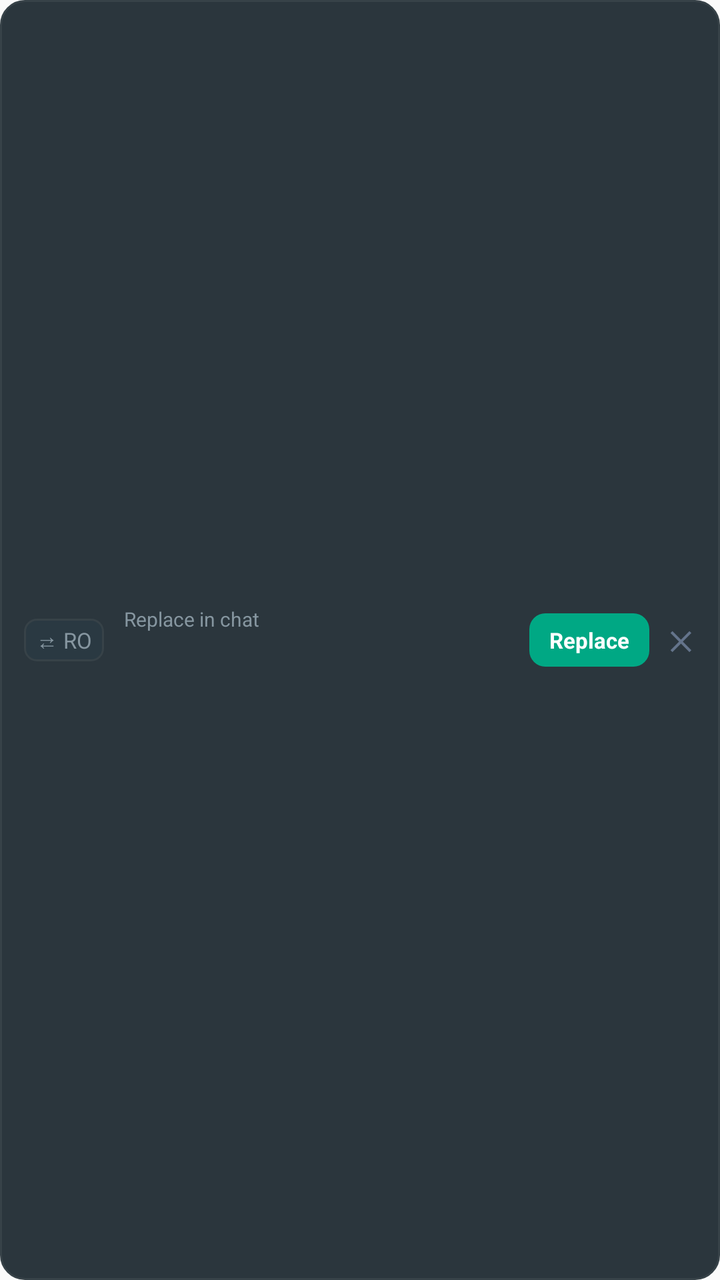
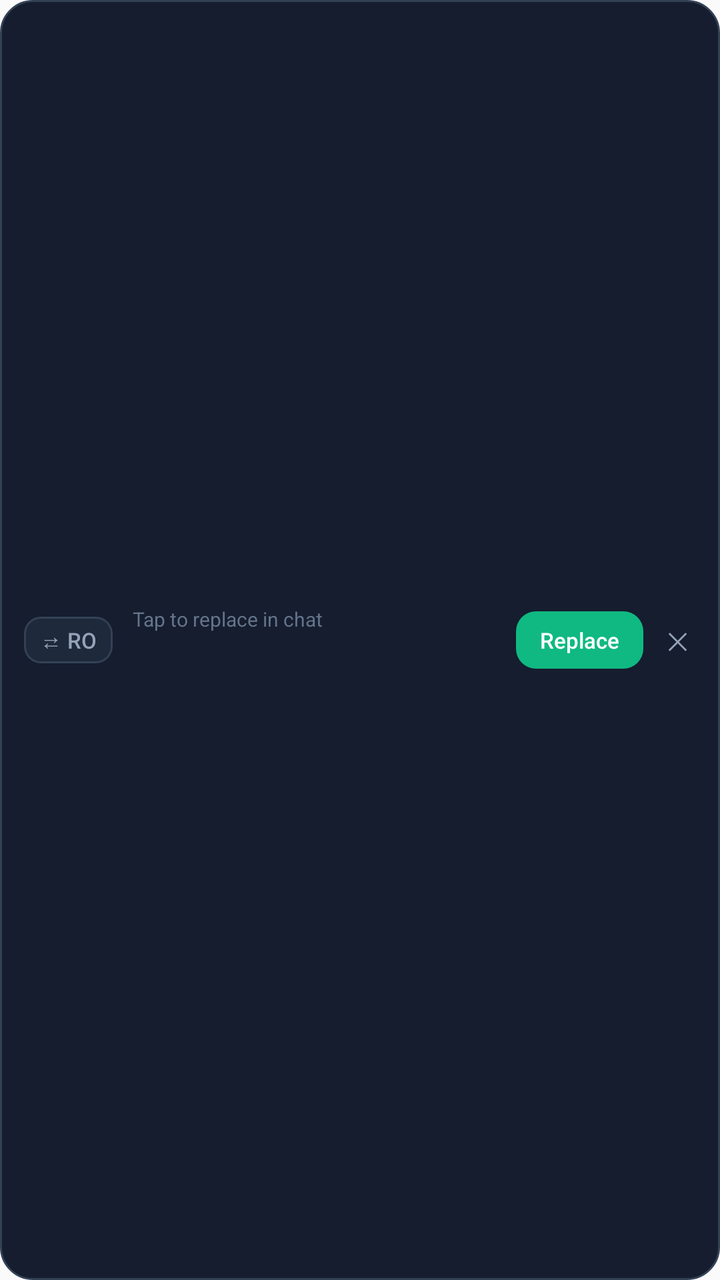

Before-and-after screenshots of an Android layout around one commit, followed by the original layout XML and the change that was made.
<!-- AndroidManifest.xml: application theme Theme.Translator -->
<!-- res/layout/draft_preview_overlay.xml -->
<?xml version="1.0" encoding="utf-8"?>
<LinearLayout xmlns:android="http://schemas.android.com/apk/res/android"
    android:id="@+id/draft_container"
    android:layout_width="wrap_content"
    android:layout_height="wrap_content"
    android:background="@drawable/bg_draft_bubble"
    android:orientation="horizontal"
    android:gravity="center_vertical"
    android:paddingStart="12dp"
    android:paddingEnd="8dp"
    android:paddingTop="8dp"
    android:paddingBottom="8dp"
    android:elevation="4dp">

    
    <TextView
        android:id="@+id/draft_badge"
        android:layout_width="wrap_content"
        android:layout_height="wrap_content"
        android:background="@drawable/bg_draft_badge"
        android:paddingStart="6dp"
        android:paddingEnd="6dp"
        android:paddingTop="3dp"
        android:paddingBottom="3dp"
        android:text="⇄ RO"
        android:textColor="#8696A0"
        android:textSize="11sp"
        android:textStyle="normal"
        android:layout_marginEnd="10dp" />

    
    <LinearLayout
        android:layout_width="0dp"
        android:layout_height="wrap_content"
        android:layout_weight="1"
        android:orientation="vertical">

        <TextView
            android:id="@+id/draft_label"
            android:layout_width="wrap_content"
            android:layout_height="wrap_content"
            android:text="Replace in chat"
            android:textColor="#8696A0"
            android:textSize="10sp"
            android:textStyle="normal" />

        <TextView
            android:id="@+id/draft_text"
            android:layout_width="wrap_content"
            android:layout_height="wrap_content"
            android:layout_marginTop="2dp"
            android:textColor="#E9EDEF"
            android:textSize="13.5sp"
            android:textStyle="normal"
            android:maxLines="5"
            android:ellipsize="end"
            android:lineSpacingExtra="1dp" />
    </LinearLayout>

    
    <TextView
        android:id="@+id/draft_action_replace"
        android:layout_width="wrap_content"
        android:layout_height="wrap_content"
        android:background="@drawable/bg_draft_action_btn"
        android:paddingStart="10dp"
        android:paddingEnd="10dp"
        android:paddingTop="6dp"
        android:paddingBottom="6dp"
        android:layout_marginStart="8dp"
        android:text="Replace"
        android:textColor="#FFFFFF"
        android:textSize="11sp"
        android:textStyle="bold" />

    
    <TextView
        android:id="@+id/draft_action_close"
        android:layout_width="wrap_content"
        android:layout_height="wrap_content"
        android:padding="6dp"
        android:layout_marginStart="4dp"
        android:text="✕"
        android:textColor="#64748B"
        android:textSize="13sp"
        android:textStyle="bold" />
</LinearLayout>
<!-- resources referenced by this layout -->
<resources>
  <!-- drawable bg_draft_action_btn (drawable) -->
  <?xml version="1.0" encoding="utf-8"?>
  <shape xmlns:android="http://schemas.android.com/apk/res/android"
      android:shape="rectangle">
      <solid android:color="#00A884" />
      <corners android:radius="8dp" />
  </shape>
  <!-- drawable bg_draft_badge (drawable) -->
  <?xml version="1.0" encoding="utf-8"?>
  <shape xmlns:android="http://schemas.android.com/apk/res/android"
      android:shape="rectangle">
      <solid android:color="#2A3942" />
      <corners android:radius="6dp" />
      <stroke
          android:width="1dp"
          android:color="#374248" />
  </shape>
  <!-- drawable bg_draft_bubble (drawable) -->
  <?xml version="1.0" encoding="utf-8"?>
  <shape xmlns:android="http://schemas.android.com/apk/res/android"
      android:shape="rectangle">
      <solid android:color="#F2202C33" />
      <corners android:radius="12dp" />
      <stroke
          android:width="1dp"
          android:color="#374248" />
  </shape>
  <style name="Theme.Translator" parent="android:Theme.Material.Light.NoActionBar" />
</resources>

<!-- the commit's change to res/layout/draft_preview_overlay.xml (unified diff, before → after) -->
@@ -10,7 +10,7 @@
     android:paddingEnd="8dp"
     android:paddingTop="8dp"
     android:paddingBottom="8dp"
-    android:elevation="4dp">
+    android:elevation="6dp">
 
     
     <TextView
@@ -18,14 +18,14 @@
         android:layout_width="wrap_content"
         android:layout_height="wrap_content"
         android:background="@drawable/bg_draft_badge"
-        android:paddingStart="6dp"
-        android:paddingEnd="6dp"
-        android:paddingTop="3dp"
-        android:paddingBottom="3dp"
+        android:paddingStart="8dp"
+        android:paddingEnd="8dp"
+        android:paddingTop="4dp"
+        android:paddingBottom="4dp"
         android:text="⇄ RO"
-        android:textColor="#8696A0"
+        android:textColor="#94A3B8"
         android:textSize="11sp"
-        android:textStyle="normal"
+        android:fontFamily="sans-serif-medium"
         android:layout_marginEnd="10dp" />
 
     
@@ -39,22 +39,22 @@
             android:id="@+id/draft_label"
             android:layout_width="wrap_content"
             android:layout_height="wrap_content"
-            android:text="Replace in chat"
-            android:textColor="#8696A0"
+            android:text="Tap to replace in chat"
+            android:textColor="#64748B"
             android:textSize="10sp"
-            android:textStyle="normal" />
+            android:fontFamily="sans-serif" />
 
         <TextView
             android:id="@+id/draft_text"
             android:layout_width="wrap_content"
             android:layout_height="wrap_content"
             android:layout_marginTop="2dp"
-            android:textColor="#E9EDEF"
+            android:textColor="#F8FAFC"
             android:textSize="13.5sp"
-            android:textStyle="normal"
-            android:maxLines="5"
+            android:fontFamily="sans-serif"
+            android:maxLines="4"
             android:ellipsize="end"
-            android:lineSpacingExtra="1dp" />
+            android:lineSpacingExtra="1.5dp" />
     </LinearLayout>
 
     
@@ -63,25 +63,25 @@
         android:layout_width="wrap_content"
         android:layout_height="wrap_content"
         android:background="@drawable/bg_draft_action_btn"
-        android:paddingStart="10dp"
-        android:paddingEnd="10dp"
-        android:paddingTop="6dp"
-        android:paddingBottom="6dp"
+        android:paddingStart="12dp"
+        android:paddingEnd="12dp"
+        android:paddingTop="7dp"
+        android:paddingBottom="7dp"
         android:layout_marginStart="8dp"
         android:text="Replace"
         android:textColor="#FFFFFF"
         android:textSize="11sp"
-        android:textStyle="bold" />
+        android:fontFamily="sans-serif-medium" />
 
     
     <TextView
         android:id="@+id/draft_action_close"
         android:layout_width="wrap_content"
         android:layout_height="wrap_content"
-        android:padding="6dp"
+        android:padding="8dp"
         android:layout_marginStart="4dp"
         android:text="✕"
-        android:textColor="#64748B"
-        android:textSize="13sp"
-        android:textStyle="bold" />
+        android:textColor="#94A3B8"
+        android:textSize="12sp"
+        android:fontFamily="sans-serif-medium" />
 </LinearLayout>
<!-- resource entries referenced after the edit -->
@@ -4,28 +4,28 @@
   <?xml version="1.0" encoding="utf-8"?>
   <shape xmlns:android="http://schemas.android.com/apk/res/android"
       android:shape="rectangle">
-      <solid android:color="#00A884" />
-      <corners android:radius="8dp" />
+      <solid android:color="#10B981" />
+      <corners android:radius="10dp" />
   </shape>
   <!-- drawable bg_draft_badge (drawable) -->
   <?xml version="1.0" encoding="utf-8"?>
   <shape xmlns:android="http://schemas.android.com/apk/res/android"
       android:shape="rectangle">
-      <solid android:color="#2A3942" />
-      <corners android:radius="6dp" />
+      <solid android:color="#1E293B" />
+      <corners android:radius="8dp" />
       <stroke
           android:width="1dp"
-          android:color="#374248" />
+          android:color="#334155" />
   </shape>
   <!-- drawable bg_draft_bubble (drawable) -->
   <?xml version="1.0" encoding="utf-8"?>
   <shape xmlns:android="http://schemas.android.com/apk/res/android"
       android:shape="rectangle">
-      <solid android:color="#F2202C33" />
-      <corners android:radius="12dp" />
+      <solid android:color="#F80F172A" />
+      <corners android:radius="16dp" />
       <stroke
           android:width="1dp"
-          android:color="#374248" />
+          android:color="#334155" />
   </shape>
   <style name="Theme.Translator" parent="android:Theme.Material.Light.NoActionBar" />
 </resources>
